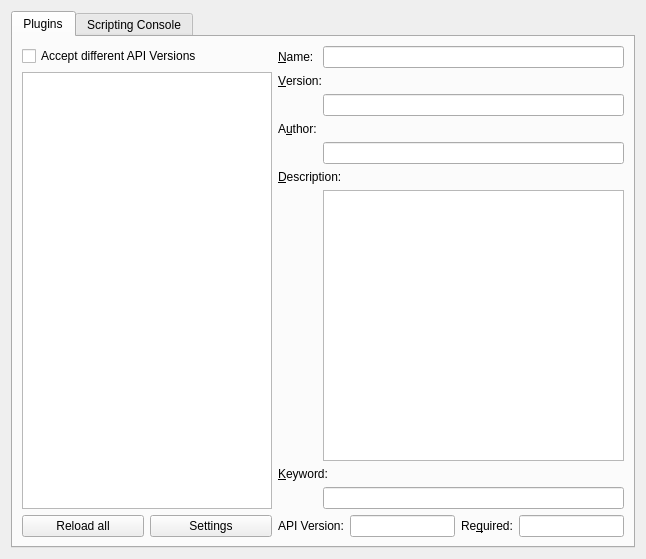
This is ressources/pyTSon-configdialog.ui in pathmann/pyTSon as Qt 5 draws it before an edit. The edited form follows.
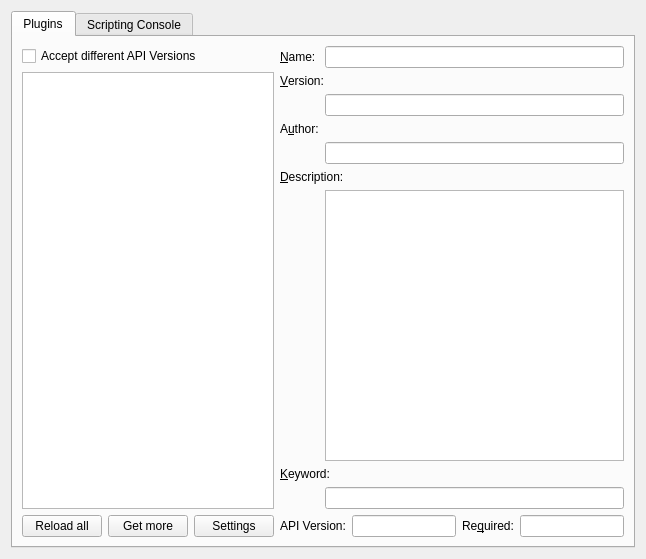
This is the edited form.

Commit message: dev branch to add script repository functionality

```diff
--- a/ressources/pyTSon-configdialog.ui
+++ b/ressources/pyTSon-configdialog.ui
@@ -48,6 +48,13 @@
              </property>
             </widget>
            </item>
+           <item>
+            <widget class="QPushButton" name="repositoryButton">
+             <property name="text">
+              <string>Get more</string>
+             </property>
+            </widget>
+           </item>
            <item>
             <widget class="QPushButton" name="settingsButton">
              <property name="text">
```
The commit also changes 5 other files.
